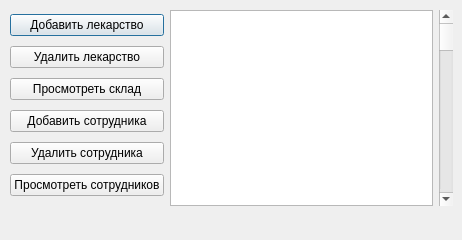
Qt form AdminForm.ui (Toxicattack4up/QtProjectKRApteka) before a commit.
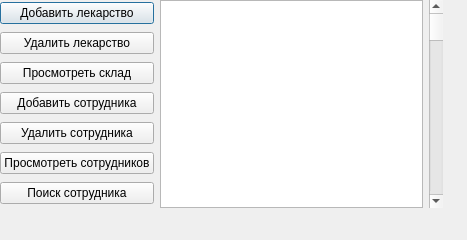
The same form after that commit.

```diff
--- a/AdminForm.ui
+++ b/AdminForm.ui
@@ -6,20 +6,20 @@
    <rect>
     <x>0</x>
     <y>0</y>
-    <width>462</width>
+    <width>467</width>
     <height>240</height>
    </rect>
   </property>
   <property name="windowTitle">
    <string>Dialog</string>
   </property>
-  <widget class="QWidget" name="">
+  <widget class="QWidget" name="layoutWidget">
    <property name="geometry">
     <rect>
-     <x>10</x>
-     <y>10</y>
+     <x>0</x>
+     <y>0</y>
      <width>443</width>
-     <height>196</height>
+     <height>208</height>
     </rect>
    </property>
    <layout class="QGridLayout" name="gridLayout">
@@ -67,6 +67,13 @@
         </property>
        </widget>
       </item>
+      <item>
+       <widget class="QPushButton" name="pushButton">
+        <property name="text">
+         <string>Поиск сотрудника</string>
+        </property>
+       </widget>
+      </item>
      </layout>
     </item>
     <item row="0" column="1">
```
